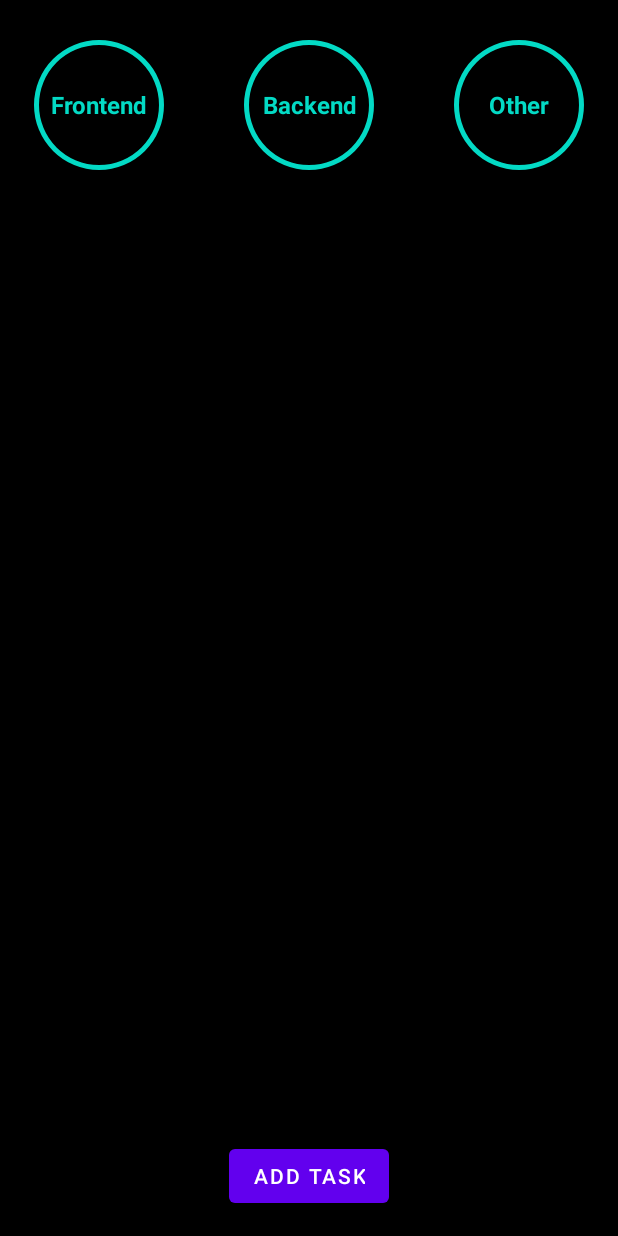
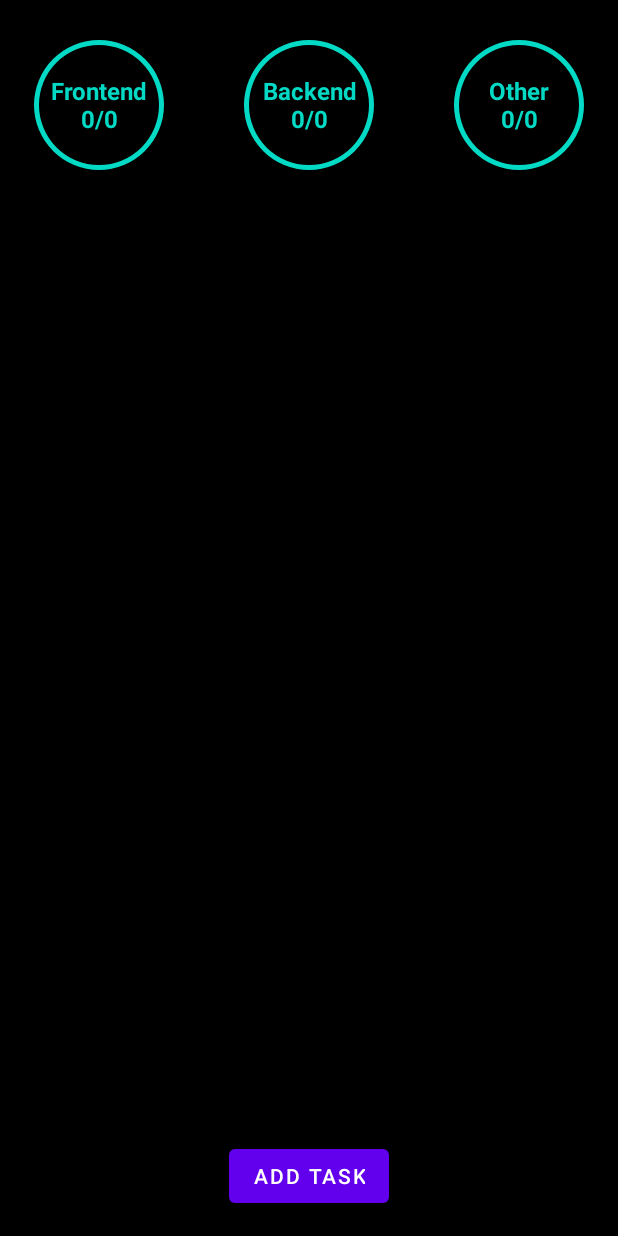
Before and after one commit to OXYAbc/MyDevNotes-ToDoList, an Android app: the screen it shows after launch (MainActivity), on a phone screen of 412 x 824 dp. Run offline under Robolectric (Android 15) with nearby library versions, the phone set to English and light mode, and no system bars.

Commit message:
adding tasks counters in circles

```diff
--- a/app/src/main/java/com/example/mydevtodo/MainActivity.kt
+++ b/app/src/main/java/com/example/mydevtodo/MainActivity.kt
@@ -7,6 +7,7 @@ import androidx.recyclerview.widget.LinearLayoutManager
 import androidx.recyclerview.widget.RecyclerView
 import android.widget.Button
 import android.widget.ProgressBar
+import android.widget.TextView
 import com.example.myapp.TaskAdapter
 
 class MainActivity : AppCompatActivity() {
@@ -16,9 +17,18 @@ class MainActivity : AppCompatActivity() {
     private lateinit var backendProgressBar: ProgressBar
     private lateinit var otherProgressBar: ProgressBar
 
+    private lateinit var progressFEText: TextView
+    private lateinit var progressBEText: TextView
+    private lateinit var progressOtherText: TextView
+
+
     override fun onCreate(savedInstanceState: Bundle?) {
+
         super.onCreate(savedInstanceState)
         setContentView(R.layout.activity_main)
+        progressFEText = findViewById(R.id.progressFE_text)
+        progressBEText = findViewById(R.id.progressBE_text)
+        progressOtherText = findViewById(R.id.progressOther_text)
 
         frontendProgressBar = findViewById(R.id.frontendProgressBar)
         backendProgressBar = findViewById(R.id.backendProgressBar)
@@ -52,8 +62,11 @@ class MainActivity : AppCompatActivity() {
         val otherProgress = calculateProgress(otherTasks, otherTasksDone)
 
         frontendProgressBar.progress = (frontendProgress * 100).toInt()
+        progressFEText.setText("Frontend\n"+ frontendTasksDone + "/" + frontendTasks)
         backendProgressBar.progress = (backendProgress * 100).toInt()
+        progressBEText.setText("Backend\n" + backendTasksDone + "/" + backendTasks)
         otherProgressBar.progress = (otherProgress * 100).toInt()
+        progressOtherText.setText("Other\n" + otherTasksDone + "/" + otherTasks)
     }
 
     private fun calculateProgress(totalTasks: Int, tasksDone: Int): Float {
--- a/app/src/main/res/layout/activity_main.xml
+++ b/app/src/main/res/layout/activity_main.xml
@@ -30,7 +30,7 @@
                 android:textAlignment="center" />
 
             <TextView
-                android:id="@+id/progress_text"
+                android:id="@+id/progressFE_text"
                 android:layout_width="wrap_content"
                 android:layout_height="wrap_content"
                 android:layout_alignParentLeft="true"
@@ -59,6 +59,7 @@
                 android:textAlignment="center" />
 
             <TextView
+                android:id="@+id/progressBE_text"
                 android:layout_width="wrap_content"
                 android:layout_height="wrap_content"
                 android:layout_alignParentLeft="true"
@@ -87,6 +88,7 @@
                 android:textAlignment="center" />
 
             <TextView
+                android:id="@+id/progressOther_text"
                 android:layout_width="wrap_content"
                 android:layout_height="wrap_content"
                 android:layout_alignParentLeft="true"
```
